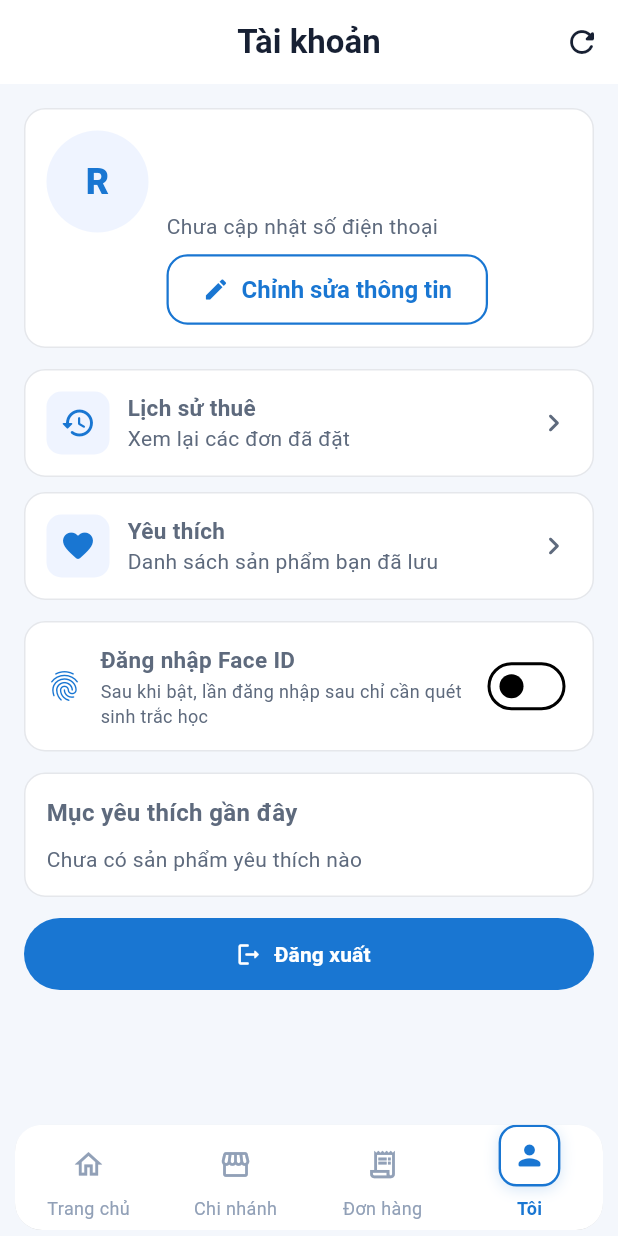
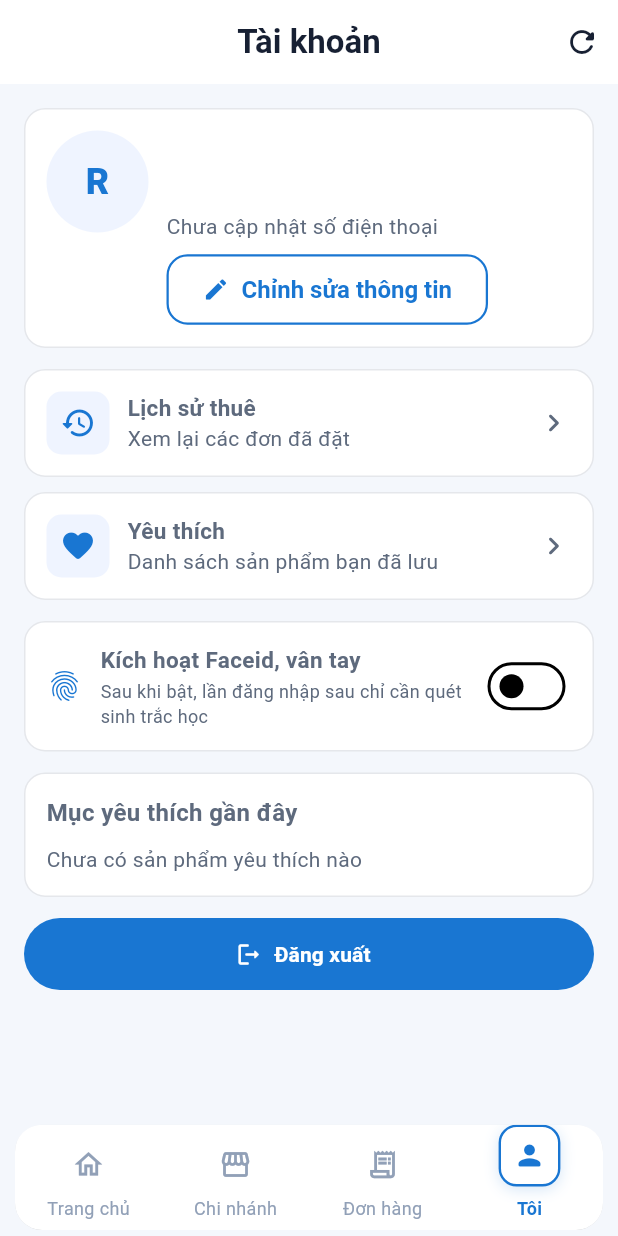
Before and after one commit to khanhngo05/Rentify, a Flutter app: the screen it shows once a user with an empty profile is signed in, item 4 of the bottom bar chosen, on a phone screen of 412 x 824 dp. Run offline on Flutter 3.47's test engine with Material 3 defaults, Android fonts, the phone set to English and light mode, and no system bars; our stand-ins replace cloud_firestore, firebase_auth, firebase_core, geolocator, google_sign_in, image_picker and 4 more; accounts and stored records are empty; Roboto replaces fonts that are missing (Outfit).

```diff
--- a/lib/screens/profile_screen.dart
+++ b/lib/screens/profile_screen.dart
@@ -563,7 +563,7 @@ class _ProfileScreenState extends State<ProfileScreen> {
                       crossAxisAlignment: CrossAxisAlignment.start,
                       children: [
                         Text(
-                          'Đăng nhập Face ID',
+                          'Kích hoạt Faceid, vân tay',
                           style: TextStyle(
                             fontSize: 15,
                             fontWeight: FontWeight.w700,
```
Also changed, not shown: pubspec.yaml (+9 -0 lines), assets/icons/app_icon.png (added), assets/icons/app_icon_foreground.png (added), pubspec.lock, 35 other files.
